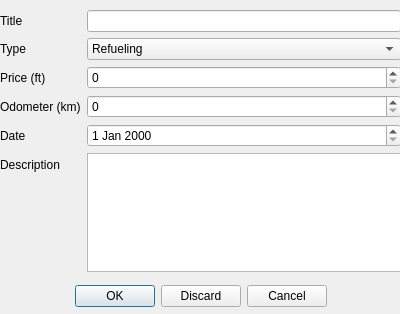
Qt form entrydialog.ui (Adesz88/CarManager) before a commit.
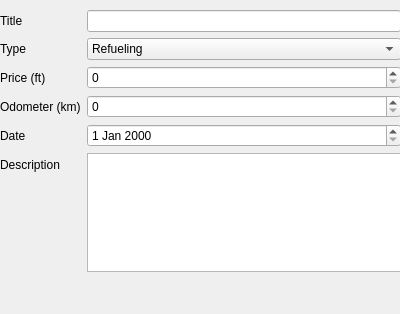
The same form after that commit.

Commit message: Changed dialog buttons relative to context

The edit to the form file:
```diff
--- a/entrydialog.ui
+++ b/entrydialog.ui
@@ -26,7 +26,7 @@
     <enum>Qt::Horizontal</enum>
    </property>
    <property name="standardButtons">
-    <set>QDialogButtonBox::Cancel|QDialogButtonBox::Discard|QDialogButtonBox::Ok</set>
+    <set>QDialogButtonBox::NoButton</set>
    </property>
    <property name="centerButtons">
     <bool>true</bool>
```
The commit also changes 3 other files.
